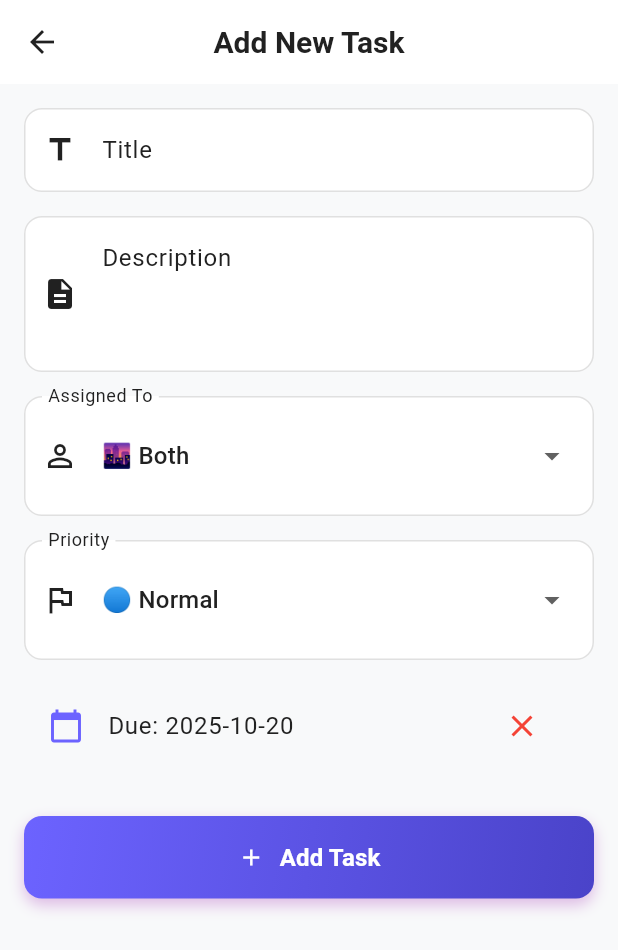
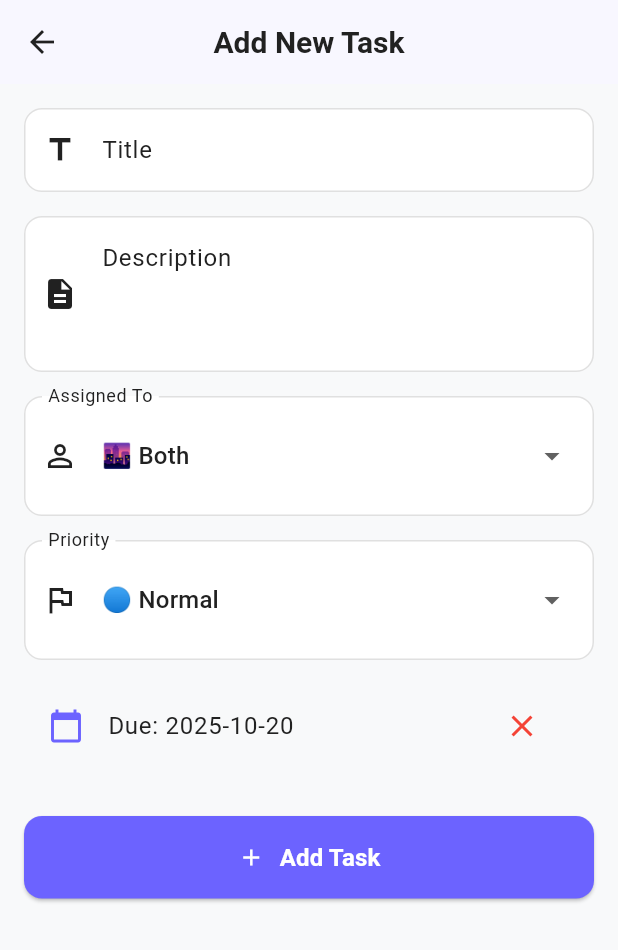
Before and after one commit to eggr7/mind_of_two, a Flutter app: the screen it shows after launch, item 2 of the bottom bar chosen, after a tap on the "add" icon, on a phone screen of 412 x 824 dp. Shown: the top 950 px of the screen. Run offline on Flutter 3.47's test engine with Material 3 defaults, Android fonts, the phone set to English and light mode, and no system bars; our stand-ins replace hive, hive_flutter, table_calendar; accounts and stored records are empty.

Commit message:
Implement theme management (dark mode) and enhance UI consistency across screens

```diff
--- a/lib/main.dart
+++ b/lib/main.dart
@@ -3,6 +3,7 @@ import 'package:provider/provider.dart';
 import 'package:hive_flutter/hive_flutter.dart';
 import 'models/task.dart';
 import 'providers/task_provider.dart';
+import 'providers/theme_provider.dart';
 import 'screens/task_list_screen.dart';
 import 'screens/completed_tasks_screen.dart';
 import 'screens/settings_screen.dart';
@@ -20,6 +21,9 @@ void main() async {
   // Open the box for tasks
   await Hive.openBox<Task>('tasks');
 
+  // Open the box for settings
+  await Hive.openBox<dynamic>('settings');
+
   runApp(const MyApp());
 }
 
@@ -28,12 +32,30 @@ class MyApp extends StatelessWidget {
 
   @override
   Widget build(BuildContext context) {
-    return ChangeNotifierProvider(
-      create: (context) => TaskProvider()..initialize(),
-      child: MaterialApp(
+    return MultiProvider(
+      providers: [
+        ChangeNotifierProvider(create: (_) => TaskProvider()..initialize()),
+        ChangeNotifierProvider(create: (_) => ThemeProvider()),
+      ],
+      child: Consumer<ThemeProvider>(
+        builder: (context, themeProvider, child) {
+          return MaterialApp(
             title: 'Mind of Two',
-        theme: ThemeData(
-          primaryColor: const Color(0xFF6C63FF),
+            themeMode: themeProvider.themeMode,
+            theme: _buildLightTheme(),
+            darkTheme: _buildDarkTheme(),
+            home: const HomeScreen(),
+            debugShowCheckedModeBanner: false,
+          );
+        },
+      ),
+    );
+  }
+
+  ThemeData _buildLightTheme() {
+    return ThemeData(
+      useMaterial3: true,
+      brightness: Brightness.light,
       colorScheme: const ColorScheme.light(
         primary: Color(0xFF6C63FF),
         secondary: Color(0xFFF50057),
@@ -65,15 +87,10 @@ class MyApp extends StatelessWidget {
         unselectedItemColor: Color(0xFF9E9E9E),
         elevation: 8,
       ),
-          textTheme: const TextTheme(
-            titleLarge: TextStyle(
-              fontSize: 20,
-              fontWeight: FontWeight.w600,
-              color: Color(0xFF212121),
-            ),
-            bodyMedium: TextStyle(
-              fontSize: 16,
-              color: Color(0xFF424242),
+      cardTheme: CardThemeData(
+        elevation: 2,
+        shape: RoundedRectangleBorder(
+          borderRadius: BorderRadius.circular(16),
         ),
       ),
       inputDecorationTheme: InputDecorationTheme(
@@ -92,9 +109,66 @@ class MyApp extends StatelessWidget {
         filled: true,
         fillColor: Colors.white,
       ),
+    );
+  }
+
+  ThemeData _buildDarkTheme() {
+    return ThemeData(
+      useMaterial3: true,
+      brightness: Brightness.dark,
+      colorScheme: const ColorScheme.dark(
+        primary: Color(0xFF6C63FF),
+        secondary: Color(0xFFF50057),
+        background: Color(0xFF121212),
+        surface: Color(0xFF1E1E1E),
+        onPrimary: Colors.white,
+        onSecondary: Colors.white,
+        onBackground: Color(0xFFE1E1E1),
+        onSurface: Color(0xFFE1E1E1),
       ),
-        home: const HomeScreen(),
-        debugShowCheckedModeBanner: false,
+      appBarTheme: const AppBarTheme(
+        backgroundColor: Color(0xFF1E1E1E),
+        foregroundColor: Color(0xFFE1E1E1),
+        elevation: 1,
+        centerTitle: true,
+        titleTextStyle: TextStyle(
+          color: Color(0xFFE1E1E1),
+          fontSize: 20,
+          fontWeight: FontWeight.w600,
+        ),
+      ),
+      floatingActionButtonTheme: const FloatingActionButtonThemeData(
+        backgroundColor: Color(0xFF6C63FF),
+        foregroundColor: Colors.white,
+      ),
+      bottomNavigationBarTheme: const BottomNavigationBarThemeData(
+        backgroundColor: Color(0xFF1E1E1E),
+        selectedItemColor: Color(0xFF6C63FF),
+        unselectedItemColor: Color(0xFF9E9E9E),
+        elevation: 8,
+      ),
+      cardTheme: CardThemeData(
+        elevation: 4,
+        color: const Color(0xFF2C2C2C),
+        shape: RoundedRectangleBorder(
+          borderRadius: BorderRadius.circular(16),
+        ),
+      ),
+      inputDecorationTheme: InputDecorationTheme(
+        border: OutlineInputBorder(
+          borderRadius: BorderRadius.circular(12),
+          borderSide: const BorderSide(color: Color(0xFF424242)),
+        ),
+        enabledBorder: OutlineInputBorder(
+          borderRadius: BorderRadius.circular(12),
+          borderSide: const BorderSide(color: Color(0xFF424242)),
+        ),
+        focusedBorder: OutlineInputBorder(
+          borderRadius: BorderRadius.circular(12),
+          borderSide: const BorderSide(color: Color(0xFF6C63FF)),
+        ),
+        filled: true,
+        fillColor: const Color(0xFF2C2C2C),
       ),
     );
   }
--- /dev/null
+++ b/lib/providers/theme_provider.dart
@@ -0,0 +1,59 @@
+import 'package:flutter/material.dart';
+import '../services/storage_service.dart';
+
+class ThemeProvider with ChangeNotifier {
+  ThemeMode _themeMode = ThemeMode.light;
+
+  ThemeProvider() {
+    _loadThemeMode();
+  }
+
+  ThemeMode get themeMode => _themeMode;
+
+  bool get isDarkMode => _themeMode == ThemeMode.dark;
+
+  Future<void> _loadThemeMode() async {
+    final savedTheme = StorageService.loadThemeMode();
+    _themeMode = _themeModeFromString(savedTheme);
+    notifyListeners();
+  }
+
+  Future<void> toggleTheme() async {
+    if (_themeMode == ThemeMode.light) {
+      _themeMode = ThemeMode.dark;
+    } else {
+      _themeMode = ThemeMode.light;
+    }
+    await StorageService.saveThemeMode(_themeModeToString(_themeMode));
+    notifyListeners();
+  }
+
+  Future<void> setTheme(ThemeMode mode) async {
+    _themeMode = mode;
+    await StorageService.saveThemeMode(_themeModeToString(_themeMode));
+    notifyListeners();
+  }
+
+  String _themeModeToString(ThemeMode mode) {
+    switch (mode) {
+      case ThemeMode.light:
+        return 'light';
+      case ThemeMode.dark:
+        return 'dark';
+      case ThemeMode.system:
+        return 'system';
+    }
+  }
+
+  ThemeMode _themeModeFromString(String mode) {
+    switch (mode) {
+      case 'dark':
+        return ThemeMode.dark;
+      case 'system':
+        return ThemeMode.system;
+      case 'light':
+      default:
+        return ThemeMode.light;
+    }
+  }
+}
--- a/lib/screens/calendar_screen.dart
+++ b/lib/screens/calendar_screen.dart
@@ -62,16 +62,14 @@ class _CalendarScreenState extends State<CalendarScreen> {
       return events[normalizedDay] ?? [];
     }
 
-    final tasksForSelectedDay = _selectedDay != null
+    final List<Task> tasksForSelectedDay = _selectedDay != null
         ? getEventsForDay(_selectedDay!)
         : [];
 
     return Scaffold(
-      backgroundColor: const Color(0xFFF8F9FA), // You can change this color
+      backgroundColor: Theme.of(context).colorScheme.background,
       appBar: AppBar(
         title: const Text("Calendar"),
-        backgroundColor: Colors.transparent,
-        elevation: 0,
         actions: [
           IconButton(
             icon: const Icon(Icons.date_range),
@@ -97,10 +95,10 @@ class _CalendarScreenState extends State<CalendarScreen> {
           Container(
             margin: const EdgeInsets.all(16),
             decoration: BoxDecoration(
-              color: const Color(0xFFE0F2F1), // You can change this color
+              color: Theme.of(context).colorScheme.surface,
               borderRadius: BorderRadius.circular(16),
               border: Border.all(
-                color: const Color(0xFFB2DFDB), // You can change this color
+                color: Theme.of(context).colorScheme.primary.withOpacity(0.3),
                 width: 2,
               ),
             ),
@@ -164,25 +162,36 @@ class _CalendarScreenState extends State<CalendarScreen> {
               ),
               calendarStyle: CalendarStyle(
                 todayDecoration: BoxDecoration(
-                  color: const Color(0xFF6C63FF).withOpacity(0.3),
+                  color: Theme.of(context).colorScheme.primary.withOpacity(0.3),
                   shape: BoxShape.circle,
                 ),
-                selectedDecoration: const BoxDecoration(
-                  color: Color(0xFF6C63FF),
+                selectedDecoration: BoxDecoration(
+                  color: Theme.of(context).colorScheme.primary,
                   shape: BoxShape.circle,
                 ),
                 outsideDaysVisible: false,
-                weekendTextStyle: const TextStyle(
-                  color: Color(0xFF00796B), // You can change this color
+                weekendTextStyle: TextStyle(
+                  color: Theme.of(context).colorScheme.secondary,
+                ),
+                defaultTextStyle: TextStyle(
+                  color: Theme.of(context).colorScheme.onSurface,
                 ),
               ),
               headerStyle: HeaderStyle(
                 titleCentered: true,
                 formatButtonVisible: false,
-                titleTextStyle: const TextStyle(
+                titleTextStyle: TextStyle(
                   fontSize: 20,
                   fontWeight: FontWeight.bold,
-                  color: Color(0xFF004D40), // You can change this color
+                  color: Theme.of(context).colorScheme.onSurface,
+                ),
+                leftChevronIcon: Icon(
+                  Icons.chevron_left,
+                  color: Theme.of(context).colorScheme.onSurface,
+                ),
+                rightChevronIcon: Icon(
+                  Icons.chevron_right,
+                  color: Theme.of(context).colorScheme.onSurface,
                 ),
               ),
               daysOfWeekHeight: 20,
@@ -211,10 +220,12 @@ class _CalendarScreenState extends State<CalendarScreen> {
           const SizedBox(height: 8),
           Expanded(
             child: tasksForSelectedDay.isEmpty
-                ? const Center(
+                ? Center(
                     child: Text(
                       "No tasks for this date",
-                      style: TextStyle(color: Colors.grey),
+                      style: TextStyle(
+                        color: Theme.of(context).colorScheme.onSurface.withOpacity(0.5),
+                      ),
                     ),
                   )
                 : ListView.builder(
@@ -236,28 +247,31 @@ class _CalendarScreenState extends State<CalendarScreen> {
                         child: ListTile(
                           title: Text(
                             task.title,
-                            style: const TextStyle(
+                            style: TextStyle(
                               fontWeight: FontWeight.bold,
                               fontSize: 16,
+                              color: Theme.of(context).colorScheme.onSurface,
                             ),
                           ),
                           subtitle: Text(
                             task.description,
-                            style: const TextStyle(
+                            style: TextStyle(
                               fontSize: 14,
-                              color: Colors.grey,
+                              color: Theme.of(context).colorScheme.onSurface.withOpacity(0.6),
                             ),
                           ),
                           trailing: Icon(
                             task.completed
                                 ? Icons.check_circle
                                 : Icons.radio_button_unchecked,
-                            color: task.completed ? Colors.green : Colors.grey,
+                            color: task.completed
+                                ? Colors.green
+                                : Theme.of(context).colorScheme.onSurface.withOpacity(0.5),
                           ),
                           onTap: () {
-                            Navigator.push(
+                            Navigator.push<void>(
                               context,
-                              MaterialPageRoute(
+                              MaterialPageRoute<void>(
                                 builder: (_) => EditTaskScreen(task: task),
                               ),
                             );
@@ -271,9 +285,9 @@ class _CalendarScreenState extends State<CalendarScreen> {
       ),
       floatingActionButton: FloatingActionButton(
         onPressed: () {
-          Navigator.push(
+          Navigator.push<void>(
             context,
-            MaterialPageRoute(
+            MaterialPageRoute<void>(
               builder: (_) => EditTaskScreen(
                 task: Task(
                   id: Task.generateId(),
--- a/lib/screens/edit_task_screen.dart
+++ b/lib/screens/edit_task_screen.dart
@@ -1,5 +1,4 @@
 import 'package:flutter/material.dart';
-import 'package:hive/hive.dart';
 import 'package:provider/provider.dart';
 import '../models/task.dart';
 import '../providers/task_provider.dart';
@@ -48,8 +47,6 @@ class _EditTaskScreenState extends State<EditTaskScreen> {
     return Scaffold(
       appBar: AppBar(
         title: Text(widget.isNew ? "Add New Task" : "Edit Task"),
-        backgroundColor: Colors.white,
-        elevation: 0,
         actions: widget.isNew
             ? null
             : [
@@ -60,7 +57,7 @@ class _EditTaskScreenState extends State<EditTaskScreen> {
               ],
       ),
       body: Container(
-        color: const Color(0xFFF8F9FA),
+        color: Theme.of(context).colorScheme.background,
         child: Padding(
           padding: const EdgeInsets.all(16.0),
           child: Form(
@@ -165,9 +162,9 @@ class _EditTaskScreenState extends State<EditTaskScreen> {
 
                 // Due Date Picker
                 ListTile(
-                  leading: const Icon(
+                  leading: Icon(
                     Icons.calendar_today,
-                    color: Color(0xFF6C63FF),
+                    color: Theme.of(context).colorScheme.primary,
                   ),
                   title: Text(
                     _dueDate == null
@@ -197,22 +194,6 @@ class _EditTaskScreenState extends State<EditTaskScreen> {
                 // Save Button
                 SizedBox(
                   width: double.infinity,
-                  child: Container(
-                    decoration: BoxDecoration(
-                      gradient: const LinearGradient(
-                        colors: [Color(0xFF6C63FF), Color(0xFF4A43C9)],
-                        begin: Alignment.topLeft,
-                        end: Alignment.bottomRight,
-                      ),
-                      borderRadius: BorderRadius.circular(12),
-                      boxShadow: [
-                        BoxShadow(
-                          color: Colors.purple.withOpacity(0.3),
-                          blurRadius: 8,
-                          offset: const Offset(0, 4),
-                        ),
-                      ],
-                    ),
                   child: ElevatedButton(
                     onPressed: () {
                       if (_formKey.currentState!.validate()) {
@@ -249,9 +230,8 @@ class _EditTaskScreenState extends State<EditTaskScreen> {
                       }
                     },
                     style: ElevatedButton.styleFrom(
-                        backgroundColor: Colors.transparent,
-                        foregroundColor: Colors.white,
-                        shadowColor: Colors.transparent,
+                      backgroundColor: Theme.of(context).colorScheme.primary,
+                      foregroundColor: Theme.of(context).colorScheme.onPrimary,
                       padding: const EdgeInsets.symmetric(vertical: 16),
                       shape: RoundedRectangleBorder(
                         borderRadius: BorderRadius.circular(12),
@@ -273,7 +253,6 @@ class _EditTaskScreenState extends State<EditTaskScreen> {
                     ),
                   ),
                 ),
-                ),
               ],
             ),
           ),
@@ -283,7 +262,7 @@ class _EditTaskScreenState extends State<EditTaskScreen> {
   }
 
   void _showDeleteDialog(BuildContext context, TaskProvider taskProvider) {
-    showDialog(
+    showDialog<void>(
       context: context,
       builder: (BuildContext context) {
         return AlertDialog(
--- a/lib/screens/task_list_screen.dart
+++ b/lib/screens/task_list_screen.dart
@@ -25,8 +25,6 @@ class _TaskListScreenState extends State<TaskListScreen> {
     return Scaffold(
       appBar: AppBar(
         title: const Text("Shared Tasks"),
-        backgroundColor: Colors.white,
-        elevation: 0,
         actions: [
           _buildFilterChip("All", "all"),
           _buildFilterChip("Urgent", "urgent"),
@@ -34,30 +32,30 @@ class _TaskListScreenState extends State<TaskListScreen> {
         ],
       ),
       body: Container(
-        color: const Color(0xFFF8F9FA),
+        color: Theme.of(context).colorScheme.background,
         child: Column(
           children: [
             Container(
               padding: const EdgeInsets.all(16),
-              color: Colors.white,
+              color: Theme.of(context).colorScheme.surface,
               child: Row(
                 mainAxisAlignment: MainAxisAlignment.spaceBetween,
                 children: [
                   Text(
                     "$activeTasksCount active of ${allTasks.length} total tasks",
-                    style: const TextStyle(
+                    style: TextStyle(
                       fontSize: 16,
                       fontWeight: FontWeight.w600,
-                      color: Color(0xFF616161),
+                      color: Theme.of(context).colorScheme.onSurface.withOpacity(0.7),
                     ),
                   ),
                   if (_currentFilter != "all")
                     GestureDetector(
                       onTap: () => setState(() => _currentFilter = "all"),
-                      child: const Text(
+                      child: Text(
                         "Clear filter",
                         style: TextStyle(
-                          color: Color(0xFF6C63FF),
+                          color: Theme.of(context).colorScheme.primary,
                           fontWeight: FontWeight.w500,
                         ),
                       ),
@@ -122,16 +120,25 @@ class _TaskListScreenState extends State<TaskListScreen> {
       child: Column(
         mainAxisAlignment: MainAxisAlignment.center,
         children: [
-          Icon(Icons.task_outlined, size: 64, color: const Color(0xFF9E9E9E)),
+          Icon(
+            Icons.task_outlined,
+            size: 64,
+            color: Theme.of(context).colorScheme.onSurface.withOpacity(0.3),
+          ),
           const SizedBox(height: 16),
-          const Text(
+          Text(
             "No tasks found",
-            style: TextStyle(fontSize: 18, color: Color(0xFF616161)),
+            style: TextStyle(
+              fontSize: 18,
+              color: Theme.of(context).colorScheme.onSurface.withOpacity(0.7),
+            ),
           ),
           const SizedBox(height: 8),
-          const Text(
+          Text(
             "Try changing your filter or add a new task",
-            style: TextStyle(color: Color(0xFF9E9E9E)),
+            style: TextStyle(
+              color: Theme.of(context).colorScheme.onSurface.withOpacity(0.5),
+            ),
             textAlign: TextAlign.center,
           ),
         ],
@@ -175,7 +182,9 @@ class _TaskListScreenState extends State<TaskListScreen> {
         label: Text(
           label,
           style: TextStyle(
-            color: isSelected ? Colors.white : const Color(0xFF6C63FF),
+            color: isSelected
+                ? Theme.of(context).colorScheme.onPrimary
+                : Theme.of(context).colorScheme.primary,
           ),
         ),
         selected: isSelected,
@@ -184,15 +193,15 @@ class _TaskListScreenState extends State<TaskListScreen> {
             _currentFilter = selected ? value : "all";
           });
         },
-        backgroundColor: Colors.white,
-        selectedColor: const Color(0xFF6C63FF),
-        checkmarkColor: Colors.white,
-        side: const BorderSide(color: Color(0xFF6C63FF)),
+        backgroundColor: Theme.of(context).colorScheme.surface,
+        selectedColor: Theme.of(context).colorScheme.primary,
+        checkmarkColor: Theme.of(context).colorScheme.onPrimary,
+        side: BorderSide(color: Theme.of(context).colorScheme.primary),
         shape: StadiumBorder(
           side: BorderSide(
             color: isSelected
-                ? const Color(0xFF6C63FF)
-                : const Color(0xFFE0E0E0),
+                ? Theme.of(context).colorScheme.primary
+                : Theme.of(context).colorScheme.onSurface.withOpacity(0.2),
           ),
         ),
       ),
--- a/lib/services/storage_service.dart
+++ b/lib/services/storage_service.dart
@@ -3,6 +3,8 @@ import '../models/task.dart';
 
 class StorageService {
   static const String _tasksBoxName = 'tasks';
+  static const String _settingsBoxName = 'settings';
+  static const String _themeKey = 'theme_mode';
 
   // Save all tasks (overwrite existing)
   static Future<void> saveTasks(List<Task> tasks) async {
@@ -58,4 +60,16 @@ class StorageService {
       }
     }
   }
+
+  // Save theme mode
+  static Future<void> saveThemeMode(String mode) async {
+    final box = Hive.box<dynamic>(_settingsBoxName);
+    await box.put(_themeKey, mode);
+  }
+
+  // Load theme mode
+  static String loadThemeMode() {
+    final box = Hive.box<dynamic>(_settingsBoxName);
+    return box.get(_themeKey, defaultValue: 'light') as String;
+  }
 }
```
Also changed, not shown: lib/screens/completed_tasks_screen.dart (+12 -12 lines), lib/screens/settings_screen.dart (+57 -41 lines), lib/widgets/task_card.dart (+13 -12 lines). Lines whose indentation alone changed are shown as unchanged.
